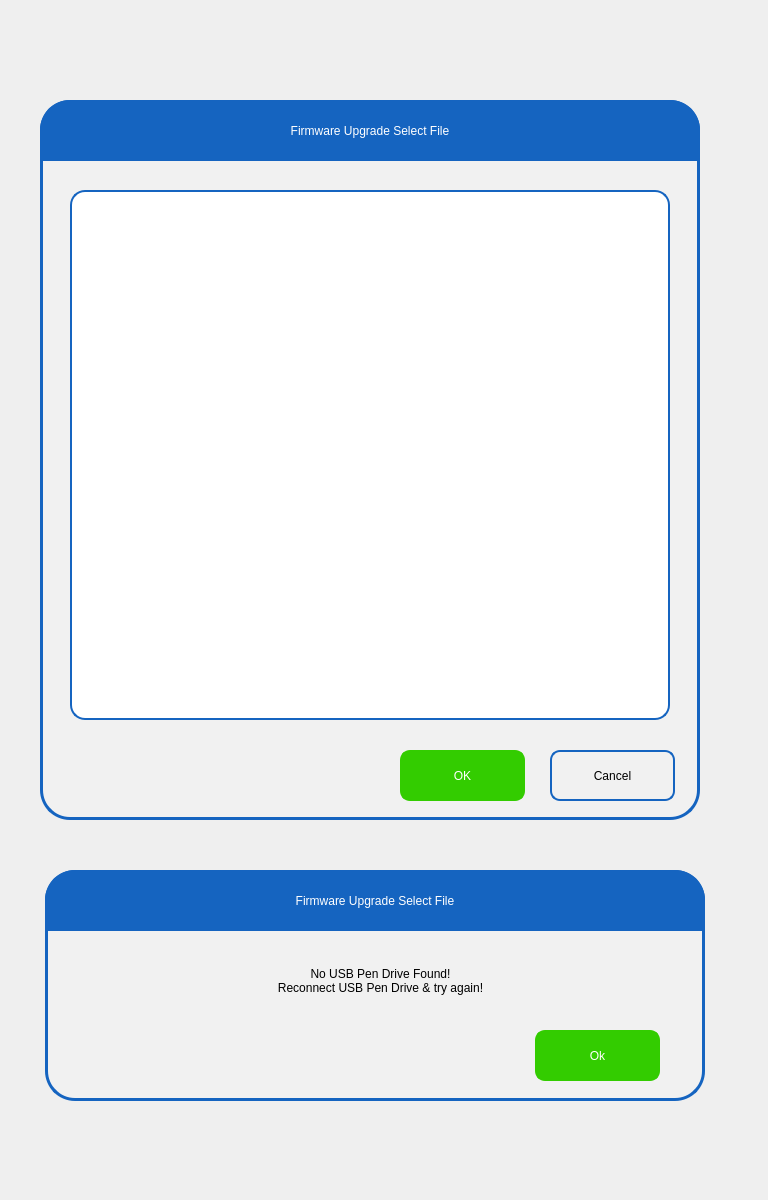
ChandraMVE/PSSC_QT_Development, file pApp-22-June-2021/sfileselect.ui: the form before one commit.
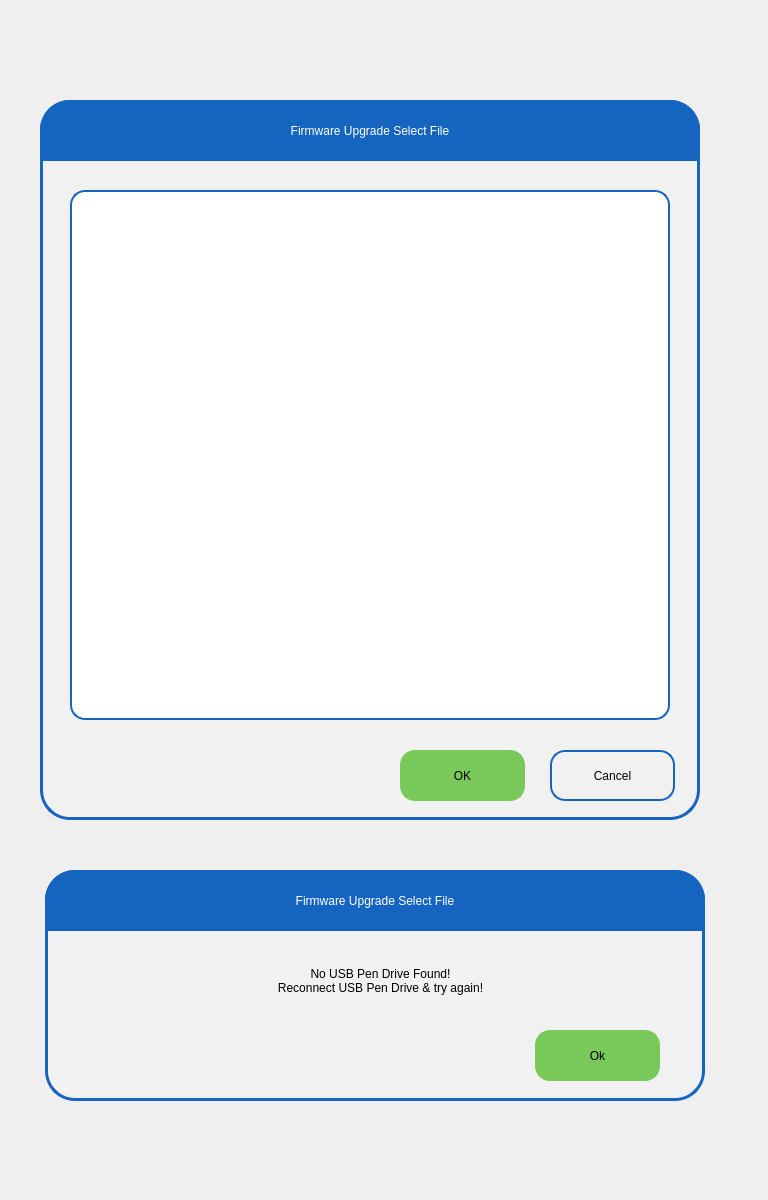
The form after the commit. Icons and pictures are not drawn.

What changed in the file:
```diff
--- a/pApp-22-June-2021/sfileselect.ui
+++ b/pApp-22-June-2021/sfileselect.ui
@@ -83,22 +83,22 @@
     </property>
     <property name="styleSheet">
      <string notr="true">QPushButton{
-background-color: rgb(51, 204, 0);
+background-color: rgb(120, 200, 90);
 border-width: 2px;
-border-color: rgb(51, 204, 0);
+border-color: rgb(120, 200, 90);
 border-style: solid;
-border-radius: 10;
-color: rgb(255, 255, 255);
-font: 75 16pt &quot;Roboto Medium&quot;;
+border-radius: 15;
+color: rgb(0, 0, 0);
+font: 75 18pt &quot;Roboto Medium&quot;;
 }
 QPushButton:disabled { 
-background-color: rgb(204, 244, 198);
+background-color: rgb(190, 190, 190);
 border-width: 2px;
-border-color: rgb(127, 143, 127);
+border-color: rgb(190, 190, 190);
 border-style: solid;
-border-radius: 10;
+border-radius: 15;
 color: rgb(0, 0, 0);
-font: 75 16pt &quot;Roboto Medium&quot;;
+font: 75 18pt &quot;Roboto Medium&quot;;
 }
 QPushButton:pressed {
 background-color: rgb(24, 163, 3);
@@ -114,18 +114,18 @@
 border-width: 2px;
 border-color: rgb(24, 163, 3);
 border-style: solid;
-border-radius: 10;
+border-radius: 15;
 color: rgb(0, 0, 0);
-font: 75 16pt &quot;Roboto Medium&quot;;
+font: 75 18pt &quot;Roboto Medium&quot;;
 }
 QPushButton:default {
 background-color: rgb(241, 241, 241);
 border-width: 2px;
-border-color: rgb(21, 100, 192);
+border-color: rgb(241, 241, 241);
 border-style: solid;
-border-radius: 10;
+border-radius: 15;
 color: rgb(0, 0, 0);
-font: 75 16pt &quot;Roboto Medium&quot;;
+font: 75 18pt &quot;Roboto Medium&quot;;
 }
 </string>
     </property>
@@ -151,18 +151,18 @@
 border-width: 2px;
 border-color: rgb(21, 100, 192);
 border-style: solid;
-border-radius: 10;
+border-radius: 15;
 color: rgb(0, 0, 0);
-font: 75 16pt &quot;Roboto Medium&quot;;
+font: 75 18pt &quot;Roboto Medium&quot;;
 }
 QPushButton:disabled { 
 background-color: rgb(204, 244, 198);
 border-width: 2px;
 border-color: rgb(127, 143, 127);
 border-style: solid;
-border-radius: 10;
+border-radius: 15;
 color: rgb(0, 0, 0);
-font: 75 16pt &quot;Roboto Medium&quot;;
+font: 75 18pt &quot;Roboto Medium&quot;;
 }
 QPushButton:pressed {
 background-color: rgb(194, 194, 194);
@@ -178,18 +178,18 @@
 border-width: 2px;
 border-color: rgb(24, 163, 3);
 border-style: solid;
-border-radius: 10;
+border-radius: 15;
 color: rgb(0, 0, 0);
-font: 75 16pt &quot;Roboto Medium&quot;;
+font: 75 18pt &quot;Roboto Medium&quot;;
 }
 QPushButton:default {
 background-color: rgb(241, 241, 241);
 border-width: 2px;
 border-color: rgb(21, 100, 192);
 border-style: solid;
-border-radius: 10;
+border-radius: 15;
 color: rgb(0, 0, 0);
-font: 75 16pt &quot;Roboto Medium&quot;;
+font: 75 18pt &quot;Roboto Medium&quot;;
 }
 </string>
     </property>
@@ -396,22 +396,22 @@
     </property>
     <property name="styleSheet">
      <string notr="true">QPushButton{
-background-color: rgb(51, 204, 0);
+background-color: rgb(120, 200, 90);
 border-width: 2px;
-border-color: rgb(51, 204, 0);
+border-color: rgb(120, 200, 90);
 border-style: solid;
-border-radius: 10;
-color: rgb(255, 255, 255);
-font: 75 16pt &quot;Roboto Medium&quot;;
+border-radius: 15;
+color: rgb(0, 0, 0);
+font: 75 18pt &quot;Roboto Medium&quot;;
 }
 QPushButton:disabled { 
-background-color: rgb(204, 244, 198);
+background-color: rgb(190, 190, 190);
 border-width: 2px;
-border-color: rgb(127, 143, 127);
+border-color: rgb(190, 190, 190);
 border-style: solid;
-border-radius: 10;
+border-radius: 15;
 color: rgb(0, 0, 0);
-font: 75 16pt &quot;Roboto Medium&quot;;
+font: 75 18pt &quot;Roboto Medium&quot;;
 }
 QPushButton:pressed {
 background-color: rgb(24, 163, 3);
@@ -427,18 +427,18 @@
 border-width: 2px;
 border-color: rgb(24, 163, 3);
 border-style: solid;
-border-radius: 10;
+border-radius: 15;
 color: rgb(0, 0, 0);
-font: 75 16pt &quot;Roboto Medium&quot;;
+font: 75 18pt &quot;Roboto Medium&quot;;
 }
 QPushButton:default {
 background-color: rgb(241, 241, 241);
 border-width: 2px;
-border-color: rgb(21, 100, 192);
+border-color: rgb(241, 241, 241);
 border-style: solid;
-border-radius: 10;
+border-radius: 15;
 color: rgb(0, 0, 0);
-font: 75 16pt &quot;Roboto Medium&quot;;
+font: 75 18pt &quot;Roboto Medium&quot;;
 }
 </string>
     </property>
```
Left out of the diff: 12 changed lines with no effect on the pictures.
